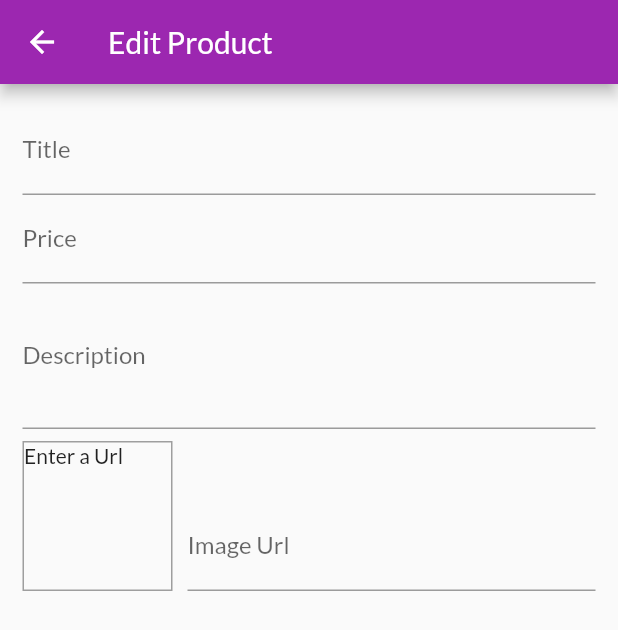
After one commit to ishvar99/shoppingApp, a Flutter app: the EditProduct screen opened by its route, on a phone screen of 412 x 824 dp. The commit adds this screen. Shown: the top 630 px of the screen. Run offline on Flutter 3.47's test engine with Material 2 defaults, Android fonts, the phone set to English and light mode, and no system bars; network calls fail.

Commit message:
Added edit product page with form fields

```diff
--- a/lib/main.dart
+++ b/lib/main.dart
@@ -1,5 +1,6 @@
 import 'package:flutter/material.dart';
-import 'package:shop_app2/screens/user_products_screen.dart';
+import './screens/edit_product.dart';
+import './screens/user_products_screen.dart';
 import './providers/orders.dart';
 import './screens/product_details.dart';
 import './screens/products_overview.dart';
@@ -36,7 +37,8 @@ class MyApp extends StatelessWidget {
           ProductDetailsScreen.namedRoute: (_) => ProductDetailsScreen(),
           CartScreen.namedroute: (_) => CartScreen(),
           OrdersScreen.namedroute:(_)=>OrdersScreen(),
-          UserProductsScreen.namedroute:(_)=>UserProductsScreen()
+          UserProductsScreen.namedroute:(_)=>UserProductsScreen(),
+          EditProduct.namedroute:(_)=>EditProduct()
         },
       ),
     );
--- /dev/null
+++ b/lib/screens/edit_product.dart
@@ -0,0 +1,100 @@
+import 'package:flutter/material.dart';
+
+class EditProduct extends StatefulWidget {
+  static const namedroute = '/edit-products';
+  @override
+  _EditProductState createState() => _EditProductState();
+}
+
+class _EditProductState extends State<EditProduct> {
+  final _priceFocusNode = FocusNode();
+  final _descriptionFocusNode = FocusNode();
+  final _imageUrlController = TextEditingController();
+  final _imageUrlFocusNode=FocusNode();
+
+  @override
+  void initState() {
+    _imageUrlFocusNode.addListener(updateImage);
+    super.initState();
+  }
+  @override
+  void dispose() {
+    _priceFocusNode.dispose();
+    _imageUrlController.dispose();
+    _descriptionFocusNode.dispose();
+    _imageUrlFocusNode.removeListener(updateImage);
+    super.dispose();
+  }
+  void updateImage(){
+      if(!_imageUrlFocusNode.hasFocus)
+      setState(() {
+      });
+    }
+  @override
+  Widget build(BuildContext context) {
+    return Scaffold(
+      appBar: AppBar(
+        title: Text('Edit Product'),
+      ),
+      body: Padding(
+        padding: const EdgeInsets.all(15.0),
+        child: Form(
+          child: SingleChildScrollView(
+            child: Column(
+              children: <Widget>[
+                TextFormField(
+                  decoration: InputDecoration(labelText: 'Title'),
+                  textInputAction: TextInputAction.next,
+                  onFieldSubmitted: (_) {
+                    FocusScope.of(context).requestFocus(_priceFocusNode);
+                  },
+                ),
+                TextFormField(
+                  decoration: InputDecoration(labelText: 'Price'),
+                  textInputAction: TextInputAction.next,
+                  keyboardType: TextInputType.number,
+                  focusNode: _priceFocusNode,
+                  onFieldSubmitted: (_) {
+                    FocusScope.of(context).requestFocus(_descriptionFocusNode);
+                  },
+                ),
+                TextFormField(
+                  decoration: InputDecoration(labelText: 'Description'),
+                  textInputAction: TextInputAction.next,
+                  maxLines: 3,
+                  keyboardType: TextInputType.multiline,
+                  focusNode: _descriptionFocusNode,
+                ),
+                Row(
+                  crossAxisAlignment: CrossAxisAlignment.end,
+                  children: <Widget>[
+                    Container(
+                      width: 100,
+                      height: 100,
+                      margin: EdgeInsets.only(right: 10, top: 8),
+                      decoration: BoxDecoration(
+
+                          border: Border.all(width: 1, color: Colors.grey)),
+                      child: _imageUrlController.text.isEmpty
+                          ? Text('Enter a Url')
+                          : FittedBox(fit:BoxFit.contain,child:Image.network(_imageUrlController.text,fit: BoxFit.cover,),
+                    )),
+                    Expanded(
+                      child: TextFormField(
+                        decoration: InputDecoration(labelText: 'Image Url'),
+                        keyboardType: TextInputType.url,
+                        textInputAction: TextInputAction.done,
+                        controller: _imageUrlController,
+                        focusNode: _imageUrlFocusNode,
+                      ),
+                    )
+                  ],
+                )
+              ],
+            ),
+          ),
+        ),
+      ),
+    );
+  }
+}
--- a/lib/screens/user_products_screen.dart
+++ b/lib/screens/user_products_screen.dart
@@ -3,6 +3,7 @@ import 'package:provider/provider.dart';
 import '../widgets/user_product_item.dart';
 import '../providers/products.dart';
 import '../widgets/drawer.dart';
+import '../screens/edit_product.dart';
 class UserProductsScreen extends StatelessWidget {
   static const namedroute = '/user-products';
   @override
@@ -14,7 +15,9 @@ class UserProductsScreen extends StatelessWidget {
         actions: <Widget>[
           IconButton(
             icon: const Icon(Icons.add),
-            onPressed: () {},
+            onPressed: () {
+              Navigator.of(context).pushNamed(EditProduct.namedroute);
+            },
           )
         ],
       ),
```
